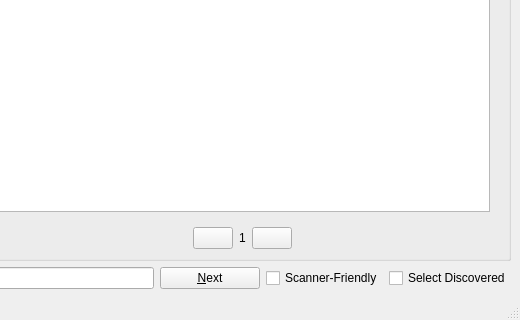
textbrowser/biblioteq, file UI/biblioteq_mainwindow.ui: the form before one commit; both pictures show x 442 to 962 and y 480 to 800 of the 962 by 800 pixel window.
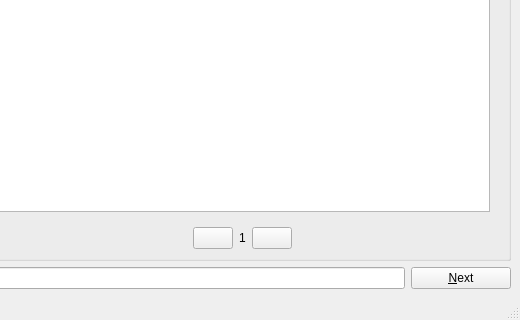
The form after the commit. Icons and pictures are not drawn. Custom widgets are drawn as their Qt base class.

Patch:
```diff
--- a/UI/biblioteq_mainwindow.ui
+++ b/UI/biblioteq_mainwindow.ui
@@ -419,26 +419,6 @@
         </property>
        </widget>
       </item>
-      <item>
-       <widget class="QCheckBox" name="scanner_friendly">
-        <property name="toolTip">
-         <string>Option is not saved in the INI file.</string>
-        </property>
-        <property name="text">
-         <string>Scanner-Friendly</string>
-        </property>
-       </widget>
-      </item>
-      <item>
-       <widget class="QCheckBox" name="select_discovered">
-        <property name="toolTip">
-         <string>Option is not saved in the INI file.</string>
-        </property>
-        <property name="text">
-         <string>Select Discovered</string>
-        </property>
-       </widget>
-      </item>
      </layout>
     </item>
    </layout>
```
Left out of the diff: 2 changed lines with no effect on the pictures.
